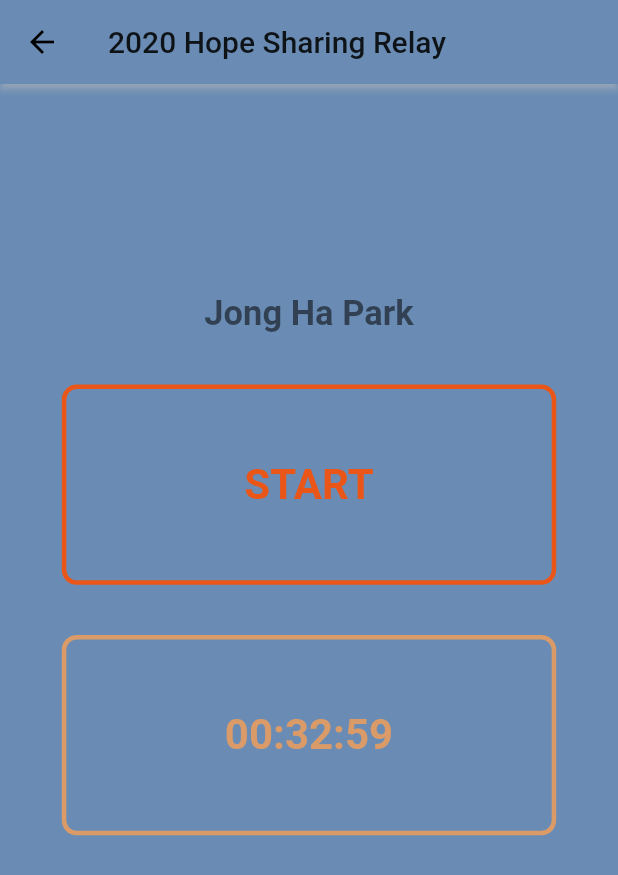
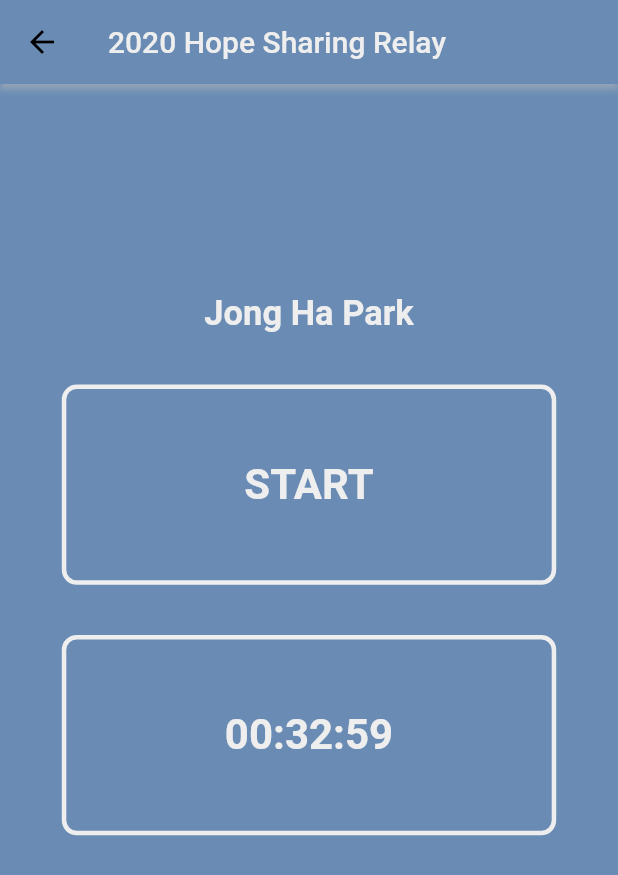
Before and after one commit to seunghwanly/minimarathon, a Flutter app: the screen it shows after launch, after a tap on "Team REGISTER", on a phone screen of 412 x 824 dp. Shown: the top 875 px of the screen. Run offline on Flutter 3.47's test engine with Material 2 defaults, Android fonts, the phone set to English and light mode, and no system bars; our stand-ins replace firebase_database, flutter_linkify, shared_preferences, webview_flutter; missing offline and left inert: background_location, http_auth, loading_animations; accounts and stored records are empty.

Commit message:
colorUpdate

```diff
--- a/minimarathon/lib/component/body/relay/relay_start.dart
+++ b/minimarathon/lib/component/body/relay/relay_start.dart
@@ -1,6 +1,7 @@
 import 'package:flutter/material.dart';
 import 'package:minimarathon/component/body/relay/background_location.dart';
 import 'package:minimarathon/component/header/header.dart';
+import 'package:minimarathon/util/palette.dart';
 import '../../../util/text_style.dart';
 import 'package:url_launcher/url_launcher.dart';
 import 'package:flutter_linkify/flutter_linkify.dart';
@@ -40,7 +41,10 @@ class RelayStartState extends State<RelayStart> {
   @override
   Widget build(BuildContext context) {
     return CustomHeader(
-        title: Text("2020 Hope Sharing Relay"),
+        title: Text(
+          "2020 Hope Sharing Relay",
+          style: TextStyle(color: lightwhite),
+        ),
         body: new Center(
           child: Column(
             mainAxisAlignment: MainAxisAlignment.center,
@@ -50,7 +54,7 @@ class RelayStartState extends State<RelayStart> {
                 child: Column(
                   mainAxisAlignment: MainAxisAlignment.end,
                   children: [
-                    makeText('Jong Ha Park', Colors.black54, 23),
+                    makeText('Jong Ha Park', lightwhite, 23),
                   ],
                 ),
               ),
@@ -62,14 +66,12 @@ class RelayStartState extends State<RelayStart> {
                     //margin: EdgeInsets.symmetric(vertical: 10),
                     width: MediaQuery.of(context).size.width * 0.8,
                     decoration: BoxDecoration(
-                        border: Border.all(
-                            color: Color.fromRGBO(234, 85, 24, 1.0), width: 3),
+                        border: Border.all(color: lightwhite, width: 3),
                         borderRadius: BorderRadius.all(Radius.circular(10))),
                     child: FlatButton(
                       onPressed: _navigationToLocation,
                       child: Container(
-                        child: makeText(
-                            'START', Color.fromRGBO(234, 85, 24, 1.0), 28),
+                        child: makeText('START', lightwhite, 28),
                       ),
                     ),
                   )),
@@ -80,15 +82,12 @@ class RelayStartState extends State<RelayStart> {
                     // height:  MediaQuery.of(context).size.height * 0.8,
                     width: MediaQuery.of(context).size.width * 0.8,
                     decoration: BoxDecoration(
-                        border: Border.all(
-                            color: Color.fromRGBO(218, 155, 104, 1.0),
-                            width: 3),
+                        border: Border.all(color: lightwhite, width: 3),
                         borderRadius: BorderRadius.all(Radius.circular(10))),
                     child: FlatButton(
                       onPressed: _navigation,
                       child: Container(
-                        child: makeText(
-                            '00:32:59', Color.fromRGBO(218, 155, 104, 1.0), 28),
+                        child: makeText('00:32:59', lightwhite, 28),
                       ),
                     ),
                   )),
--- a/minimarathon/lib/component/header/header.dart
+++ b/minimarathon/lib/component/header/header.dart
@@ -15,7 +15,6 @@ class CustomHeader extends StatelessWidget {
           shadowColor: white,
           backgroundColor: pastelblue,
           // textTheme: TextTheme(headline6: TextStyle(color: white, fontSize: MediaQuery.of(context).size.width / 18, fontWeight: FontWeight.w600)),
-
         ),
         // appBar: new GradientAppBar(
         //   title: title,
--- a/minimarathon/lib/util/palette.dart
+++ b/minimarathon/lib/util/palette.dart
@@ -12,6 +12,7 @@ const lightwhite = Color.fromRGBO(238, 238, 238, 1.0);
 // theme
 
 const pastelblue = Color.fromRGBO(106, 140, 180, 1.0);
+const deepPastelblue = Color.fromRGBO(22, 69, 125, 1);
 const pastelgreen = Color.fromRGBO(34, 141, 79, 1.0);
 const ougar = Color.fromRGBO(21, 111, 59, 1.0);
 const royalblue = Color.fromRGBO(75, 96, 161, 1.0);
```
Also changed, not shown: minimarathon/lib/component/body/relay/background_location.dart (+7 -10 lines), minimarathon/lib/component/body/relay/ranking.dart (+10 -2 lines), minimarathon/lib/component/body/relay/relay_finish.dart (+24 -27 lines), minimarathon/lib/util/text_style.dart (+27 -0 lines).
